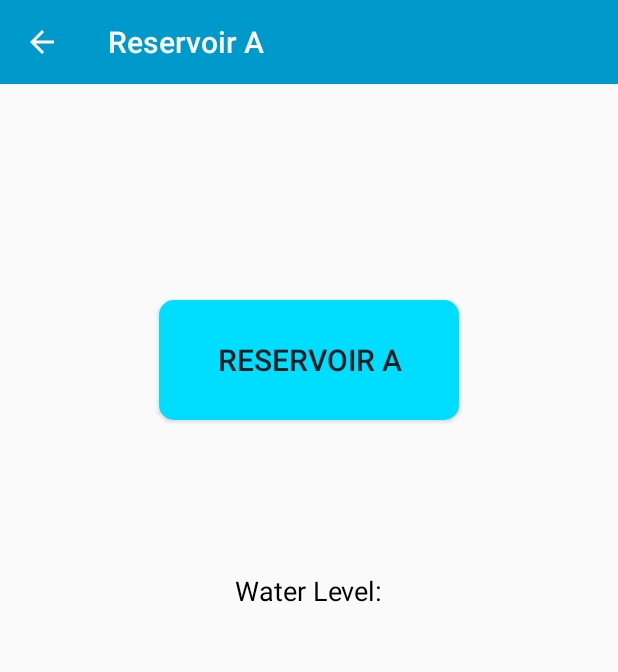
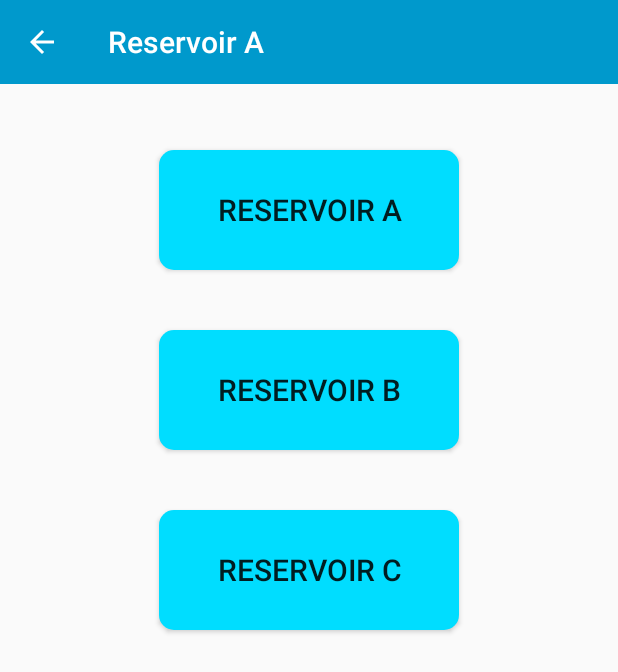
Before and after one commit to Dhanam77/WaterManagementSystem, an Android app: the MumbaiIndividualReservoirs screen opened directly, with no data from a screen before it, on a phone screen of 412 x 824 dp. Shown: the top 672 px of the screen. Run offline under Robolectric (Android 15) with nearby library versions, the light colour scheme and no system bars; our stand-ins replace Firebase (no records; nobody signed in at launch, a user with empty details on screens opened directly).

Commit message:
changes to reservoir design

```diff
--- a/app/src/main/java/com/example/watermanagementsystem/MumbaiIndividualReservoirs.java
+++ b/app/src/main/java/com/example/watermanagementsystem/MumbaiIndividualReservoirs.java
@@ -1,5 +1,6 @@
 package com.example.watermanagementsystem;
 
+import android.content.Intent;
 import android.os.Bundle;
 import android.os.Handler;
 import android.view.View;
@@ -20,65 +21,46 @@ import com.google.firebase.database.ValueEventListener;
 
 public class MumbaiIndividualReservoirs extends AppCompatActivity {
 
-    private Button ReservoirAButton;
-    private DatabaseReference Ref;
-    private String waterLevelData;
+    private Button ReservoirAButton, ReservoirBButton, ReservoirCButton;
     private Toolbar mToolbar;
-    private TextView showData, waterlevelText, lowWaterWarning;
-    private ProgressBar loadingBar;
 
     @Override
     protected void onCreate(Bundle savedInstanceState) {
         super.onCreate(savedInstanceState);
         setContentView(R.layout.activity_mumbai_individual_reservoirs);
 
-        InitializeFields();
+       InitializeFields();
 
-        Ref.child("WaterLevel").addValueEventListener(new ValueEventListener() {
+       ReservoirAButton.setOnClickListener(new View.OnClickListener() {
+           @Override
+           public void onClick(View v) {
+               Intent intent = new Intent(MumbaiIndividualReservoirs.this, Reservoirs.class);
+               intent.putExtra("reservoirName", "a");
+               startActivity(intent);
+           }
+       });
+
+        ReservoirBButton.setOnClickListener(new View.OnClickListener() {
             @Override
-            public void onDataChange(@NonNull DataSnapshot dataSnapshot) {
-                waterLevelData = dataSnapshot.child("ReservoirA").getValue().toString();
-                showData.setText(waterLevelData);
-                loadingBar.setVisibility(View.INVISIBLE);
-
-                if(Integer.parseInt(waterLevelData) < 100)
-                {
-                    blink();
-                }
-            }
-
-            @Override
-            public void onCancelled(@NonNull DatabaseError databaseError) {
-                Toast.makeText(MumbaiIndividualReservoirs.this, "Errorr", Toast.LENGTH_LONG).show();
-
+            public void onClick(View v) {
+                Intent intent = new Intent(MumbaiIndividualReservoirs.this, Reservoirs.class);
+                intent.putExtra("reservoirName", "b");
+                startActivity(intent);
             }
         });
 
+        ReservoirCButton.setOnClickListener(new View.OnClickListener() {
+            @Override
+            public void onClick(View v) {
+                Intent intent = new Intent(MumbaiIndividualReservoirs.this, Reservoirs.class);
+                intent.putExtra("reservoirName", "c");
+                startActivity(intent);
+            }
+        });
 
     }
 
-    private void blink()
-    {
-        final Handler handler = new Handler();
-        new Thread(new Runnable() {
-            @Override
-            public void run() {
-                int timeToBlink = 500;    //in milissegunds
-                try{Thread.sleep(timeToBlink);}catch (Exception e) {}
-                handler.post(new Runnable() {
-                    @Override
-                    public void run() {
-                        if(lowWaterWarning.getVisibility() == View.VISIBLE){
-                            lowWaterWarning.setVisibility(View.INVISIBLE);
-                        }else{
-                            lowWaterWarning.setVisibility(View.VISIBLE);
-                        }
-                        blink();
-                    }
-                });
-            }
-        }).start();
-    }
+
 
     private void InitializeFields() {
 
@@ -89,14 +71,10 @@ public class MumbaiIndividualReservoirs extends AppCompatActivity {
         getSupportActionBar().setDisplayHomeAsUpEnabled(true);
         getSupportActionBar().setDisplayShowHomeEnabled(true);
 
-//        ReservoirAButton = (Button) findViewById(R.id.reservoir_a);
-        Ref = FirebaseDatabase.getInstance().getReference();
+        ReservoirAButton = (Button) findViewById(R.id.reservoir_a);
+        ReservoirBButton = (Button) findViewById(R.id.reservoir_b);
+        ReservoirCButton = (Button) findViewById(R.id.reservoir_c);
 
-        showData = (TextView) findViewById(R.id.show_data);
-        waterlevelText = (TextView)findViewById(R.id.waterlevel_text);
-        lowWaterWarning = (TextView)findViewById(R.id.blink_warning);
-
-        loadingBar = (ProgressBar)findViewById(R.id.load_water_level);
 
     }
 
--- a/app/src/main/res/layout/activity_mumbai_individual_reservoirs.xml
+++ b/app/src/main/res/layout/activity_mumbai_individual_reservoirs.xml
@@ -10,55 +10,37 @@
         android:layout_width="200dp"
         android:layout_height="80dp"
         android:layout_centerHorizontal="true"
-        android:layout_marginTop="200dp"
+        android:layout_marginTop="100dp"
         android:background="@drawable/buttons"
         android:text="Reservoir A"
         android:textSize="20dp" />
 
-    <ProgressBar
-        android:id="@+id/load_water_level"
-        android:layout_width="wrap_content"
-        android:layout_height="wrap_content"
-        android:layout_centerInParent="true" />
-
-    <TextView
-        android:id="@+id/waterlevel_text"
-        android:layout_width="wrap_content"
-        android:layout_height="wrap_content"
-        android:layout_below="@id/reservoir_a"
-        android:layout_centerHorizontal="true"
-        android:layout_marginLeft="30dp"
-
-        android:layout_marginTop="101dp"
-        android:text="Water Level:"
-        android:textColor="@android:color/black"
-        android:textSize="18dp" />
-
-    <TextView
-        android:id="@+id/show_data"
-        android:layout_width="wrap_content"
-        android:layout_height="wrap_content"
-        android:layout_below="@id/reservoir_a"
-        android:layout_marginTop="100dp"
-        android:layout_marginLeft="20dp"
-        android:layout_toRightOf="@id/waterlevel_text"
-        android:text="0"
-        android:textSize="18dp"
-        android:textColor="@android:color/black" />
 
 
-    <TextView
-        android:id="@+id/blink_warning"
-        android:layout_width="wrap_content"
-        android:layout_height="wrap_content"
-        android:layout_below="@id/show_data"
+    <Button
+        android:id="@+id/reservoir_b"
+        android:layout_width="200dp"
+        android:layout_height="80dp"
+        android:layout_centerHorizontal="true"
         android:layout_marginTop="40dp"
+        android:layout_below="@id/reservoir_a"
+        android:background="@drawable/buttons"
+        android:text="Reservoir B"
+        android:textSize="20dp" />
+
+
+
+    <Button
+        android:id="@+id/reservoir_c"
+        android:layout_width="200dp"
+        android:layout_height="80dp"
         android:layout_centerHorizontal="true"
-        android:layout_marginLeft="20dp"
-        android:text="Warning: Water Level too low"
-        android:visibility="gone"
-        android:textSize="22dp"
-        android:textColor="@android:color/holo_red_dark" />
+        android:layout_marginTop="40dp"
+        android:layout_below="@id/reservoir_b"
+        android:background="@drawable/buttons"
+        android:text="Reservoir C"
+        android:textSize="20dp" />
+
 
     <include
         android:id="@+id/main_toolbar"
```
Also changed, not shown: app/src/main/AndroidManifest.xml (+10 -8 lines), app/src/main/java/com/example/watermanagementsystem/Reservoirs.java (added, +113 -0 lines), app/src/main/res/layout/activity_reservoirs.xml (added, +59 -0 lines).
